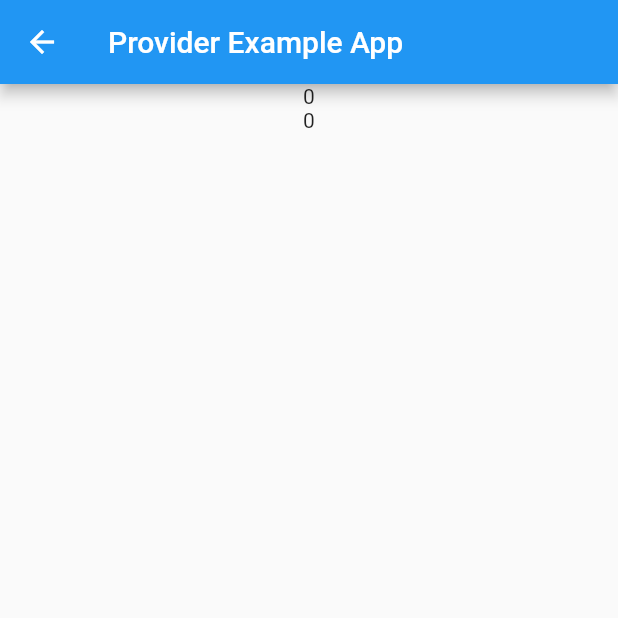
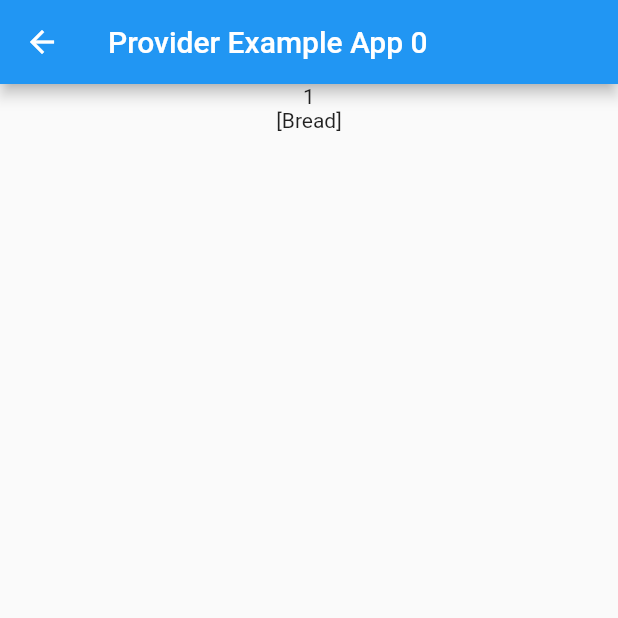
Before and after one commit to Junaed29/provider_exercise_1, a Flutter app: the SecondScreen screen opened by its route, after a tap on the "add" icon, on a phone screen of 412 x 824 dp, the top half of it. Run offline on Flutter 3.47's test engine with Material 2 defaults, Android fonts, the phone set to English and light mode, and no system bars.

Commit message:
Another screen added and Used provider as well

```diff
--- a/lib/main.dart
+++ b/lib/main.dart
@@ -1,5 +1,6 @@
 import 'package:flutter/material.dart';
 import 'package:provider/provider.dart';
+import 'package:provider_exercise_1/provider/cart_item.dart';
 import 'package:provider_exercise_1/provider/counter_provider.dart';
 import 'package:provider_exercise_1/screen/home_page.dart';
 import 'package:provider_exercise_1/screen/second_screen.dart';
@@ -8,6 +9,7 @@ void main() {
   runApp(
     MultiProvider(providers: [
       ChangeNotifierProvider(create: (_) => CounterModel()),
+      ChangeNotifierProvider(create: (_) => CartItem()),
     ], child: MyApp()),
   );
 }
--- /dev/null
+++ b/lib/provider/cart_item.dart
@@ -0,0 +1,14 @@
+import 'package:flutter/material.dart';
+
+class CartItem extends ChangeNotifier {
+  List<String> _cartItems = [];
+
+  int get cartSize => _cartItems.length;
+
+  List<String> get cartList => _cartItems;
+
+  void addCartItem(String item) {
+    _cartItems.add(item);
+    notifyListeners();
+  }
+}
--- a/lib/provider/counter_provider.dart
+++ b/lib/provider/counter_provider.dart
@@ -1,4 +1,4 @@
-import 'package:flutter/cupertino.dart';
+import 'package:flutter/material.dart';
 
 class CounterModel extends ChangeNotifier {
   int _count = 0;
--- a/lib/screen/home_page.dart
+++ b/lib/screen/home_page.dart
@@ -20,6 +20,12 @@ class HomePage extends StatelessWidget {
               "You have pushed button ${context.watch<CounterModel>().count} times",
               style: TextStyle(fontSize: 18),
             ),
+            ElevatedButton(
+              onPressed: () {
+                Navigator.pushNamed(context, "/second");
+              },
+              child: Text("Next Screen"),
+            )
           ],
         ),
       ),
--- a/lib/screen/second_screen.dart
+++ b/lib/screen/second_screen.dart
@@ -1,22 +1,28 @@
 import 'package:flutter/material.dart';
+import 'package:provider/provider.dart';
+import 'package:provider_exercise_1/provider/cart_item.dart';
+import 'package:provider_exercise_1/provider/counter_provider.dart';
 
 class SecondScreen extends StatelessWidget {
   @override
   Widget build(BuildContext context) {
     return Scaffold(
       appBar: AppBar(
-        title: Text('Provider Example App '),
+        title:
+            Text('Provider Example App ${context.watch<CounterModel>().count}'),
       ),
       body: Center(
         child: Column(
           children: [
-            Text('0'),
-            Text('0'),
+            Text('${context.watch<CartItem>().cartSize}'),
+            Text('${context.watch<CartItem>().cartList}'),
           ],
         ),
       ),
       floatingActionButton: FloatingActionButton(
-        onPressed: () {},
+        onPressed: () {
+          context.read<CartItem>().addCartItem("Bread");
+        },
         tooltip: 'Add Item',
         child: Icon(Icons.add),
       ),
```
